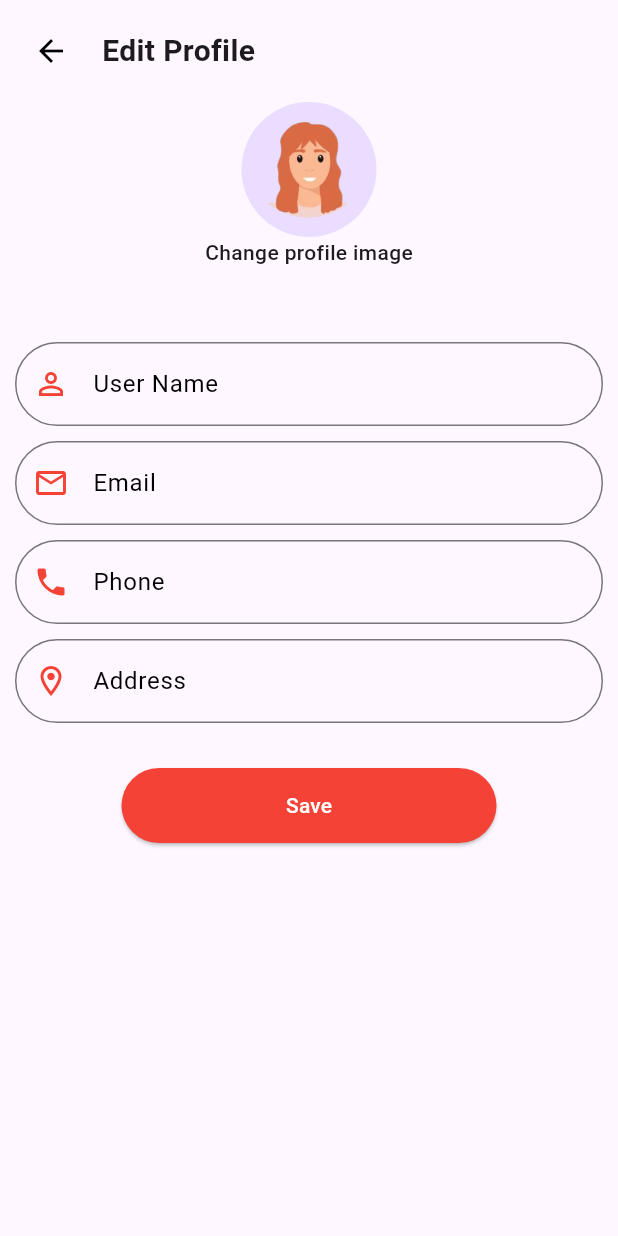
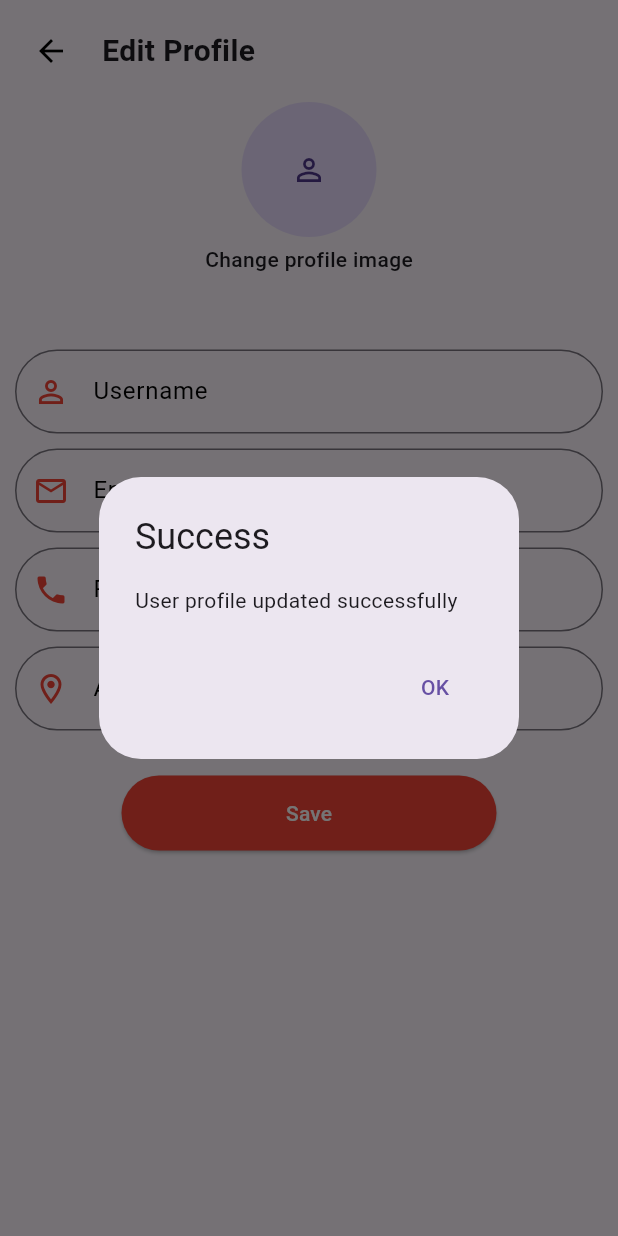
Before and after one commit to Avshek-raj/FoodRush, a Flutter app: the EditProfileUser screen opened directly, after a tap on "Save", on a phone screen of 412 x 824 dp. Run offline on Flutter 3.47's test engine with Material 3 defaults, Android fonts, the phone set to English and light mode, and no system bars; our stand-ins replace cloud_firestore, dotted_border, firebase_auth, firebase_core, firebase_messaging, firebase_storage and 6 more; missing offline and left inert: dart:html, firebase_admin, firebase_auth_platform_interface; accounts and stored records are empty.

Commit message:
made changes for edit profile

```diff
--- a/lib/Screens/editProfileUser.dart
+++ b/lib/Screens/editProfileUser.dart
@@ -1,11 +1,18 @@
 import 'dart:io';
 import 'package:cloud_firestore/cloud_firestore.dart';
+import 'package:flutter/cupertino.dart';
+import 'package:foodrush/Screens/Navigation.dart';
+import 'package:foodrush/Screens/profile_screen.dart';
+import 'package:foodrush/login/forgotPw1.dart';
 import 'package:foodrush/ui_custom/customElevatedButton.dart';
 import 'package:image_picker/image_picker.dart';
 import 'package:flutter/material.dart';
 import 'package:image_picker/image_picker.dart';
 import 'package:foodrush/ui_custom/TextFormCus.dart';
 import 'package:foodrush/utils/color_utils.dart';
+import 'package:provider/provider.dart';
+
+import '../providers/user_provider.dart';
 
 class EditProfileUser extends StatefulWidget {
   const EditProfileUser({Key? key}) : super(key: key);
@@ -17,6 +24,11 @@
 class _EditProfileState extends State<EditProfileUser> {
   final _formKey = GlobalKey<FormState>();
   File? _image;
+  late UserProvider userProvider;
+  TextEditingController username = TextEditingController();
+  TextEditingController email = TextEditingController();
+  TextEditingController phone = TextEditingController();
+  TextEditingController address = TextEditingController();
 
   // Function to pick image from gallery
   Future getImage() async {
@@ -36,6 +48,12 @@
 
   @override
   Widget build(BuildContext context) {
+    userProvider = Provider.of(context);
+    username.text =  userProvider.userModel.username?? "";
+    email.text = userProvider.userModel.email?? "";
+    phone.text = userProvider.userModel.phone?? "";
+    address.text = userProvider.userModel.address?? "";
+
     return Scaffold(
       body: SafeArea(
         child: SingleChildScrollView(
@@ -65,19 +83,32 @@
                 // GestureDetector to handle avatar image change
                 GestureDetector(
                   onTap: getImage,
-                  child: CircleAvatar(
+                  child: _image != null
+                      ? CircleAvatar(
                     radius: 45,
-                    backgroundImage: _image != null ? FileImage(_image!) : AssetImage("assets/images/p22.png") as ImageProvider,
+                    backgroundImage: FileImage(_image!),
+                  )
+                      : userProvider.userModel.userImage != null
+                      ? CircleAvatar(
+                    radius: 45,
+                    backgroundImage: NetworkImage(userProvider.userModel.userImage!),
+                  )
+                      : CircleAvatar(
+                    radius: 45,
+                    child: Icon(Icons.person_outline),
                   ),
                 ),
-                                Text("Change profile image",style: TextStyle(fontWeight: FontWeight.w500),),
+
+                SizedBox(height: 5,),
+                Text("Change profile image",style: TextStyle(fontWeight: FontWeight.w500),),
 
                 // Fields to edit
                 SizedBox(height: 50),
                 Padding(
                   padding: const EdgeInsets.symmetric(horizontal: 10),
                   child: Ctextform(
-                    labelText: "User Name",
+                    controller: username,
+                    labelText: "Username",
                     prefixIcon: Icon(
                       Icons.person_outline,
                       color: Colors.red,
@@ -96,6 +127,7 @@
                 Padding(
   padding: const EdgeInsets.symmetric(horizontal: 10),
   child: Ctextform(
+    controller: email,
     labelText: "Email",
     prefixIcon: Icon(
       Icons.email_outlined,
@@ -116,6 +148,7 @@
 Padding(
   padding: const EdgeInsets.symmetric(horizontal: 10),
   child: Ctextform(
+    controller: phone,
     labelText: "Phone",
     prefixIcon: Icon(
       Icons.phone,
@@ -137,6 +170,7 @@
 Padding(
   padding: const EdgeInsets.symmetric(horizontal: 10),
   child: Ctextform(
+    controller: address,
     labelText: "Address",
     prefixIcon: Icon(
       Icons.location_on_outlined,
@@ -155,10 +189,37 @@
   height: 30,
 ),
 CustomElevatedButton(onPressed: (){
-
+  userProvider.editUserDetails(context: context, username: username.text, email: email.text, phone: phone.text, address: address.text, userImage: userProvider.userModel.userImage, newUserImage: _image,
+  onSuccess: (){
+    showDialog(
+    context: context,
+    builder: (BuildContext context) {
+      return AlertDialog(
+        title: Text("Success"),
+        content: Text("User profile updated successfully"),
+        actions: [
+          TextButton(onPressed: ()async{
+            await userProvider.fetchUserData("", (){});
+            Navigator.push(context,
+                MaterialPageRoute(builder: (context) => MainScreen(page: 4,)));
+          }, child: Text('OK'))
+        ],
+      );
+    });
+  },
+  onError: (e){
+    AlertDialog(
+      title: Text("Error"),
+      content: Text("An error occured. Please ty again"),
+      actions: [
+        TextButton(onPressed: ()async{
+          Navigator.pop(context);
+        }, child: Text('OK'))
+      ],
+    );
+  });
 }
 , child: Text("Save")),
-
               ],
             ),
           ),
--- a/lib/Screens/home_screen.dart
+++ b/lib/Screens/home_screen.dart
@@ -107,12 +107,12 @@
                             radius: 35,
                             backgroundColor: Colors.red, // Optional: Set the background color of the avatar
                             child: ClipOval(
-                              child: Image.network(
+                              child: userProvider.userModel.userImage != null ?Image.network(
                                 userProvider.userModel.userImage ?? "", // Provide the image URL
                                 fit: BoxFit.cover, // Adjust the fit as per your requirement
                                 width: 70, // Set the width of the clipped image
                                 height: 70, // Set the height of the clipped image
-                              ),
+                              ) : Icon(Icons.person_outlined),
                             ),
                           ),
                         ),
--- a/lib/Screens/orderDescription_screen.dart
+++ b/lib/Screens/orderDescription_screen.dart
@@ -529,7 +529,7 @@
                         width: 15,
                       ),
                       Icon(
-                        Icons.shopping_cart,
+                        Icons.mode_edit_outline,
                         color: Colors.white,
                       ),
                       SizedBox(
--- a/lib/main.dart
+++ b/lib/main.dart
@@ -89,6 +89,7 @@
           title: 'Foodrush',
           debugShowCheckedModeBanner: false,
           theme: ThemeData(
+            primaryColor: Colors.red,
             primarySwatch: Colors.red,
           ),
           home: LoginAs(),
--- a/lib/providers/restaurant_provider.dart
+++ b/lib/providers/restaurant_provider.dart
@@ -92,7 +92,7 @@
             restaurantName: data["RestaurantName"],
             email: data["Email"],
             address: data["Address"],
-            phone: data['phone'],
+            phone: data['Phone'],
             password: data["Password"],
             about: data["About"],
             restaurantImageLink:data["RestaurantImage"],
--- a/lib/providers/user_provider.dart
+++ b/lib/providers/user_provider.dart
@@ -3,11 +3,18 @@
 import 'package:flutter/cupertino.dart';
 import 'package:flutter/material.dart';
 import 'package:foodrush/models/location_model.dart';
-
+import 'dart:io';
 import '../Screens/home_screen.dart';
 import '../models/user_model.dart';
 import '../reusable_widgets/reusable_widget.dart';
-
+import 'package:cloud_firestore/cloud_firestore.dart';
+import 'package:firebase_auth/firebase_auth.dart';
+import 'package:firebase_storage/firebase_storage.dart';
+import 'package:flutter/cupertino.dart';
+import 'package:flutter/material.dart';
+import 'package:foodrush/providers/restaurant_provider.dart';
+import 'package:foodrush/providers/user_provider.dart';
+import 'package:provider/provider.dart';
 class UserProvider with ChangeNotifier {
   void addUserDetails({
     required BuildContext context,
@@ -142,4 +149,72 @@
       notifyListeners();
     }
   }
+
+  void editUserDetails({
+    required BuildContext context,
+    String? username,
+    String? email,
+    String? phone,
+    String? address,
+    String? password,
+    File? newUserImage,
+    String? userImage,
+    VoidCallback? onSuccess, // Callback for success
+    Function(dynamic)? onError,
+  }) async {
+    try {
+      String imageUrl = "";
+      if (newUserImage != null) {
+        imageUrl = await uploadImageToFirebase(newUserImage!) as String;
+      }
+
+      await FirebaseFirestore.instance
+          .collection("Users")
+          .doc(FirebaseAuth.instance.currentUser?.uid)
+          .collection("UserInfo")
+          .doc("Details")
+          .update({
+        "Username": username,
+        "Email": email,
+        "Phone": phone,
+        "Address": address,
+        "Password": password,
+        "PhotoUrl": imageUrl != ""? imageUrl :userImage??"",
+      }).then((_) {
+          print('Data uploaded Successfully');
+        if (onSuccess != null) onSuccess();
+      }).catchError((error) {
+          print('Failed to upload data: $error');
+        if (onError != null) onError(error); // Call error callback
+      });
+    } catch (e) {
+        print('Failed to upload data: $e');
+      if (onError != null) onError(e);
+    }
+  }
 }
+
+Future<String?> uploadImageToFirebase(File imageFile) async {
+  try {
+    // Convert XFile to File
+    File file = File(imageFile.path);
+
+    // Create a reference to the location you want to upload to in Firebase Storage
+    Reference storageReference = FirebaseStorage.instance.ref().child('UserImages').child(DateTime.now().millisecondsSinceEpoch.toString());
+
+    // Upload the file to Firebase Storage
+    UploadTask uploadTask = storageReference.putFile(file);
+
+    // Await the completion of the upload task
+    await uploadTask;
+
+    // Get the download URL for the image
+    String imageUrl = await storageReference.getDownloadURL();
+
+    // Return the download URL
+    return imageUrl;
+  } catch (e) {
+    print('Error uploading image to Firebase Storage: $e');
+    return null;
+  }
+}
--- a/lib/ui_custom/TextFormCus.dart
+++ b/lib/ui_custom/TextFormCus.dart
@@ -1,3 +1,4 @@
+import 'package:flutter/cupertino.dart';
 import 'package:flutter/material.dart';
 
 class Ctextform extends StatefulWidget {
@@ -6,6 +7,7 @@
   String? Function(String?)? validator;
   Widget? suffixIcon;
   Widget? prefixIcon;
+  TextEditingController? controller;
   Function(String)? onChanged;
   TextInputType? keyboardType; // Make keyboardType nullable
 
@@ -18,6 +20,7 @@
     this.labelText,
     this.obscureText = false,
     this.onChanged,
+    this.controller,
     this.keyboardType, // Make keyboardType optional
   }) : super(key: key);
 
@@ -37,6 +40,7 @@
         });
       },
       child: TextFormField(
+        controller: widget.controller,
         keyboardType: widget.keyboardType,
         autovalidateMode: AutovalidateMode.onUserInteraction,
         validator: widget.validator,
```
Also changed, not shown: lib/Screens/profile_screen.dart (+12 -7 lines), lib/restaurantScreens/EditProfileRestaurant.dart (+35 -12 lines), lib/restaurantScreens/order_screen.dart (+8 -7 lines), 6 other files.
